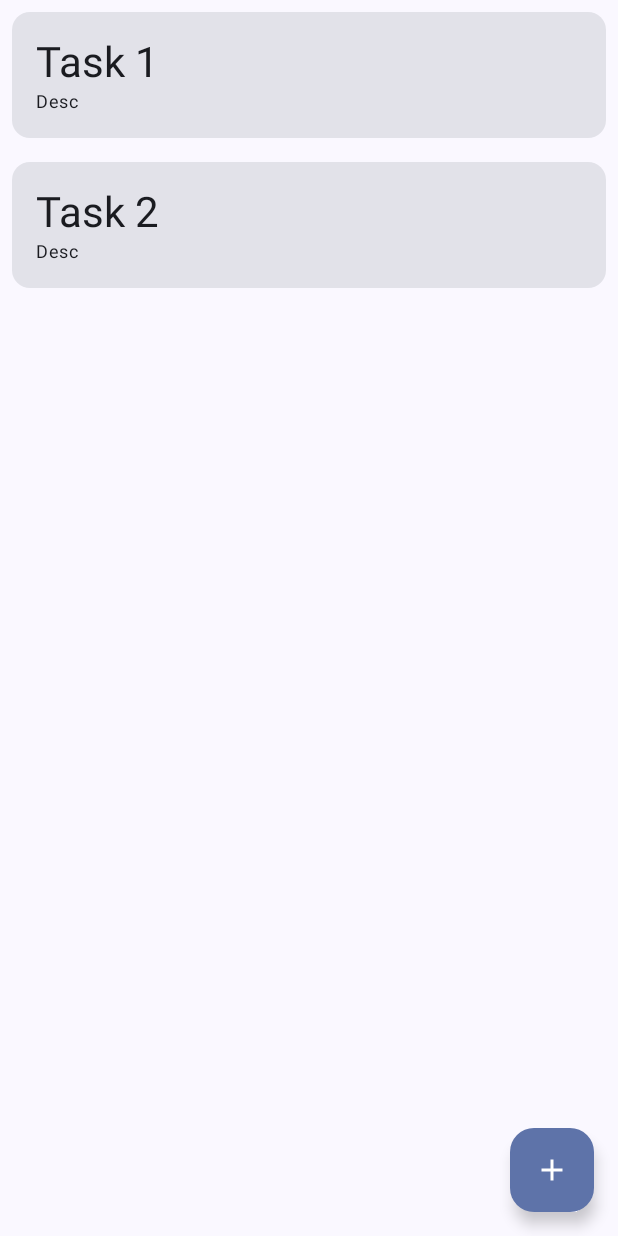
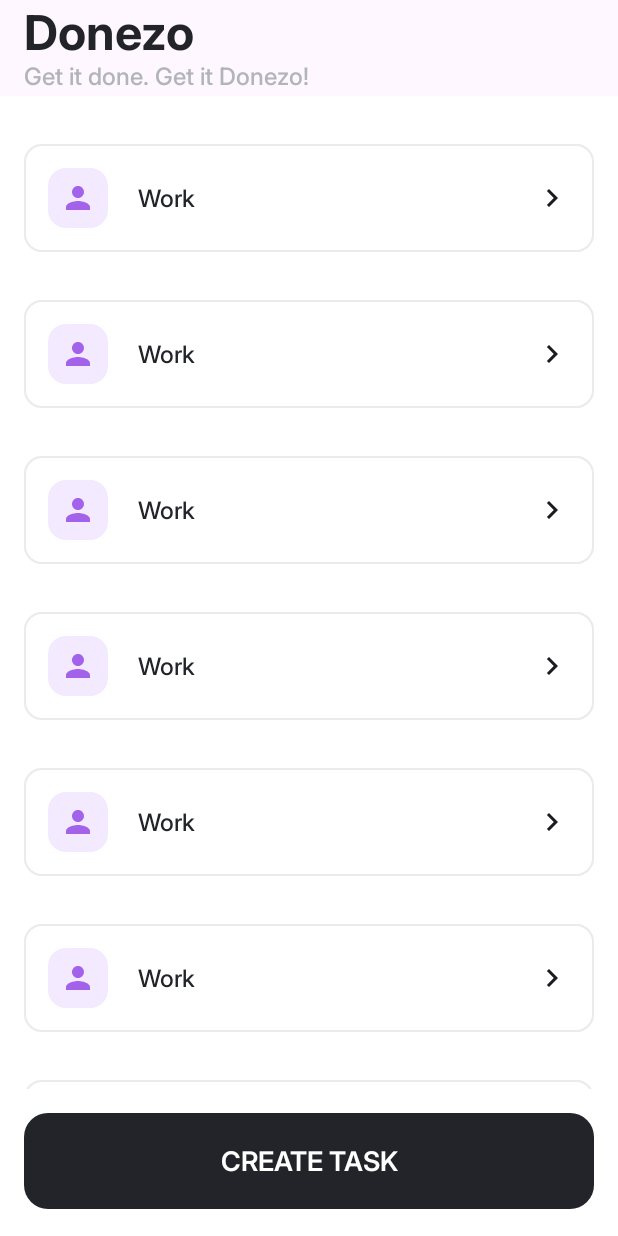
Before and after one commit to manthanpithadia/Donezo, an Android app built with Jetpack Compose: the screen it shows after launch (MainActivity), on a phone screen of 412 x 824 dp. Run offline under Robolectric (Android 15) with nearby library versions, the phone set to English and light mode, and no system bars.

Commit message:
build(ui): updated HomeScreen, Home Screen Components are added; No functional changes

```diff
--- a/app/src/main/AndroidManifest.xml
+++ b/app/src/main/AndroidManifest.xml
@@ -13,7 +13,7 @@
         android:theme="@style/Theme.Donezo"
         tools:targetApi="31">
         <activity
-            android:name=".MainActivity"
+            android:name=".ui.MainActivity"
             android:exported="true"
             android:label="@string/app_name"
             android:theme="@style/Theme.Donezo">
--- a/app/src/main/java/com/example/donezo/MainActivity.kt
+++ /dev/null
@@ -1,90 +0,0 @@
-package com.example.donezo
-
-import android.annotation.SuppressLint
-import android.os.Bundle
-import android.util.Log
-import androidx.activity.ComponentActivity
-import androidx.activity.compose.setContent
-import androidx.activity.enableEdgeToEdge
-import androidx.compose.foundation.layout.Column
-import androidx.compose.foundation.layout.fillMaxSize
-import androidx.compose.foundation.layout.fillMaxWidth
-import androidx.compose.foundation.layout.padding
-import androidx.compose.foundation.lazy.LazyColumn
-import androidx.compose.material.icons.Icons
-import androidx.compose.material.icons.filled.Add
-import androidx.compose.material3.Card
-import androidx.compose.material3.FloatingActionButton
-import androidx.compose.material3.Icon
-import androidx.compose.material3.MaterialTheme
-import androidx.compose.material3.Scaffold
-import androidx.compose.material3.Text
-import androidx.compose.runtime.Composable
-import androidx.compose.ui.Modifier
-import androidx.compose.ui.tooling.preview.Preview
-import androidx.compose.ui.unit.dp
-import com.example.donezo.ui.theme.DonezoTheme
-
-class MainActivity : ComponentActivity() {
-    override fun onCreate(savedInstanceState: Bundle?) {
-        super.onCreate(savedInstanceState)
-        enableEdgeToEdge()
-        setContent {
-            DonezoTheme {
-                TaskListScreen() {
-                    Log.d("TAG","Btn clicked")
-                }
-            }
-        }
-    }
-}
-
-@SuppressLint("UnusedMaterial3ScaffoldPaddingParameter")
-@Composable
-fun TaskListScreen(onAddTaskClick: ()-> Unit){
-    Scaffold(
-        floatingActionButton = {
-            FloatingActionButton(onClick = { onAddTaskClick() }) {
-                Icon(imageVector = Icons.Default.Add, contentDescription = "Add Task")
-            }
-        }
-    ) {
-        LazyColumn {
-          item {
-              TaskItem(Task(1,"Task 1","Desc",true))
-              TaskItem(Task(1,"Task 2","Desc",true))
-          }
-        }
-    }
-}
-
-@Composable
-fun TaskItem(task: Task) {
-
-    Card(
-        modifier = Modifier
-            .fillMaxWidth()
-            .padding(8.dp)
-    ) {
-        Column(modifier = Modifier.padding(16.dp)) {
-            Text(text = task.title, style = MaterialTheme.typography.headlineMedium)
-            Text(text = task.description, style = MaterialTheme.typography.bodySmall)
-        }
-    }
-}
-
-
-@Preview(showBackground = true, showSystemUi = true)
-@Composable
-fun GreetingPreview() {
-    DonezoTheme {
-
-    }
-}
-
-data class Task(
-    val id: Int,
-    val title: String,
-    val description: String,
-    val isCompleted: Boolean
-)
--- /dev/null
+++ b/app/src/main/java/com/example/donezo/ui/MainActivity.kt
@@ -0,0 +1,116 @@
+package com.example.donezo.ui
+
+import android.annotation.SuppressLint
+import android.os.Bundle
+import androidx.activity.ComponentActivity
+import androidx.activity.compose.setContent
+import androidx.activity.enableEdgeToEdge
+import androidx.compose.foundation.background
+import androidx.compose.foundation.layout.Box
+import androidx.compose.foundation.layout.Column
+import androidx.compose.foundation.layout.fillMaxWidth
+import androidx.compose.foundation.layout.height
+import androidx.compose.foundation.layout.padding
+import androidx.compose.foundation.lazy.LazyColumn
+import androidx.compose.foundation.shape.RoundedCornerShape
+import androidx.compose.material3.Button
+import androidx.compose.material3.ButtonDefaults
+import androidx.compose.material3.ExperimentalMaterial3Api
+import androidx.compose.material3.Scaffold
+import androidx.compose.material3.Text
+import androidx.compose.material3.TopAppBar
+import androidx.compose.runtime.Composable
+import androidx.compose.ui.Alignment
+import androidx.compose.ui.Modifier
+import androidx.compose.ui.graphics.Color
+import androidx.compose.ui.res.stringResource
+import androidx.compose.ui.text.font.FontWeight
+import androidx.compose.ui.tooling.preview.Preview
+import androidx.compose.ui.unit.dp
+import androidx.compose.ui.unit.sp
+import com.example.donezo.R
+import com.example.donezo.ui.components.cardView
+import com.example.donezo.ui.theme.Black
+import com.example.donezo.ui.theme.DonezoTheme
+import com.example.donezo.ui.theme.Grey
+import com.example.donezo.ui.theme.InterFontFamily
+import com.example.donezo.ui.theme.Typography
+
+class MainActivity : ComponentActivity() {
+    override fun onCreate(savedInstanceState: Bundle?) {
+        super.onCreate(savedInstanceState)
+        enableEdgeToEdge()
+        setContent {
+            DonezoTheme {
+                Title()
+            }
+        }
+    }
+}
+
+
+@SuppressLint("UnusedMaterial3ScaffoldPaddingParameter")
+@OptIn(ExperimentalMaterial3Api::class)
+@Composable
+fun Title() {
+    Scaffold(modifier = Modifier.background(Color.White), topBar = {
+        TopAppBar(title = { TopBar() })
+    }, bottomBar = {
+        Box(
+            contentAlignment = Alignment.Center,
+            modifier = Modifier
+                .fillMaxWidth()
+                .padding(start = 16.dp, end = 16.dp, bottom = 18.dp)
+        ) {
+            Button(
+                onClick = { /*TODO*/ }, shape = RoundedCornerShape(16.dp),
+                colors = ButtonDefaults.buttonColors(containerColor = Black),
+                modifier = Modifier
+                    .fillMaxWidth()
+                    .height(64.dp)
+            ) {
+                Text(
+                    text = "CREATE TASK",
+                    fontWeight = FontWeight.SemiBold,
+                    fontFamily = InterFontFamily,
+                    fontSize = 18.sp,
+                    color = Color.White
+                )
+            }
+        }
+    }, content = { innerPadding ->
+        //TODO: Create a LazyColumn here
+        LazyColumn(modifier = Modifier
+            .padding(innerPadding)
+            .padding(horizontal = 16.dp, vertical = 16.dp))
+        {
+            items(10){
+                cardView()
+            }
+        }
+    })
+}
+
+@Composable
+fun TopBar() {
+    Column() {
+        Text(
+            text = stringResource(id = R.string.app_name),
+            style = Typography.headlineLarge,
+            color = Black
+        )
+        Text(
+            text = stringResource(id = R.string.tag_line),
+            style = Typography.titleMedium,
+            color = Grey
+        )
+    }
+}
+
+@Preview(showBackground = true, showSystemUi = true)
+@Composable
+fun GreetingPreview() {
+    DonezoTheme {
+        Title()
+    }
+}
--- /dev/null
+++ b/app/src/main/java/com/example/donezo/ui/components/card_view.kt
@@ -0,0 +1,79 @@
+package com.example.donezo.ui.components
+
+import androidx.compose.foundation.BorderStroke
+import androidx.compose.foundation.Image
+import androidx.compose.foundation.background
+import androidx.compose.foundation.border
+import androidx.compose.foundation.layout.Arrangement
+import androidx.compose.foundation.layout.Row
+import androidx.compose.foundation.layout.Spacer
+import androidx.compose.foundation.layout.fillMaxWidth
+import androidx.compose.foundation.layout.padding
+import androidx.compose.foundation.layout.width
+import androidx.compose.foundation.shape.RoundedCornerShape
+import androidx.compose.material.icons.Icons
+import androidx.compose.material.icons.filled.KeyboardArrowRight
+import androidx.compose.material.icons.filled.Person
+import androidx.compose.material3.ButtonDefaults
+import androidx.compose.material3.Card
+import androidx.compose.material3.Icon
+import androidx.compose.material3.MaterialTheme
+import androidx.compose.material3.Shapes
+import androidx.compose.material3.Surface
+import androidx.compose.material3.Text
+import androidx.compose.runtime.Composable
+import androidx.compose.ui.Alignment
+import androidx.compose.ui.Modifier
+import androidx.compose.ui.graphics.Color
+import androidx.compose.ui.res.colorResource
+import androidx.compose.ui.tooling.preview.Preview
+import androidx.compose.ui.unit.dp
+import com.example.donezo.ui.theme.Grey
+import com.example.donezo.ui.theme.Light_Blue
+import com.example.donezo.ui.theme.Light_Grey
+import com.example.donezo.ui.theme.Light_Purple
+import com.example.donezo.ui.theme.Purple
+import com.example.donezo.ui.theme.Typography
+
+
+@Composable
+fun cardView() {
+    Card(
+        onClick = { /*TODO*/ },
+        modifier = Modifier
+            .fillMaxWidth()
+            .padding(vertical = 16.dp), // Add padding around the Card
+        shape = Shapes().medium,
+        border = BorderStroke(1.dp, Light_Grey)// Rounded corners // Optional: Adds shadow/elevation
+    ) {
+        Row(
+            modifier = Modifier
+                .background(Color.White)
+                .fillMaxWidth()
+                .padding(16.dp), // Add padding inside the Card
+            horizontalArrangement = Arrangement.SpaceBetween,
+            verticalAlignment = Alignment.CenterVertically // Align items vertically center
+        ) {
+            Row(
+                verticalAlignment = Alignment.CenterVertically
+            ) {
+                Surface(shape = Shapes().medium, color = Light_Purple) {
+                    Icon(
+                        modifier = Modifier.padding(8.dp), imageVector = Icons.Default.Person,
+                        tint = Purple,
+                        contentDescription = null
+                    )
+                }
+                Spacer(modifier = Modifier.padding(10.dp))
+                Text(text = "Work", style = Typography.titleMedium)
+            }
+            Icon(imageVector = Icons.Default.KeyboardArrowRight, contentDescription = null)
+        }
+    }
+}
+
+@Preview
+@Composable
+fun card_preview() {
+    cardView()
+}
--- a/app/src/main/java/com/example/donezo/ui/theme/Color.kt
+++ b/app/src/main/java/com/example/donezo/ui/theme/Color.kt
@@ -9,3 +9,20 @@ val Pink80 = Color(0xFFEFB8C8)
 val Purple40 = Color(0xFF6650a4)
 val PurpleGrey40 = Color(0xFF625b71)
 val Pink40 = Color(0xFF7D5260)
+
+// Color pallet - Dark Colors
+
+val Black = Color(0xFF232429)
+val Yellow = Color(0xFFF5A920)
+val Red = Color(0xFFF55C33)
+val Purple = Color(0xFFA262EA)
+val Blue = Color(0xFF44C8DD)
+
+// Color pallet - Dark Colors
+
+val Grey = Color(0xFFB1B4B8)
+val Light_Grey =  Color(0xFFEBEBEB)
+val Light_Yellow = Color(0xFFFFD78B)
+val Light_Red = Color(0xFFFFAC96)
+val Light_Purple = Color(0xFFF3EAFF)
+val Light_Blue = Color(0xFF9AE8FF)
--- a/app/src/main/java/com/example/donezo/ui/theme/Theme.kt
+++ b/app/src/main/java/com/example/donezo/ui/theme/Theme.kt
@@ -9,19 +9,21 @@ import androidx.compose.material3.dynamicDarkColorScheme
 import androidx.compose.material3.dynamicLightColorScheme
 import androidx.compose.material3.lightColorScheme
 import androidx.compose.runtime.Composable
+import androidx.compose.ui.graphics.Color
 import androidx.compose.ui.platform.LocalContext
 
 private val DarkColorScheme = darkColorScheme(
-    primary = Purple80,
-    secondary = PurpleGrey80,
-    tertiary = Pink80
+    primary = Black,
+    secondary = Blue,
+    background = Color.White,
+    onBackground = Color.White
 )
 
 private val LightColorScheme = lightColorScheme(
-    primary = Purple40,
-    secondary = PurpleGrey40,
-    tertiary = Pink40
-
+    primary = Black,
+    secondary = Blue,
+    background = Color.White,
+    onBackground = Color.White
     /* Other default colors to override
     background = Color(0xFFFFFBFE),
     surface = Color(0xFFFFFBFE),
@@ -40,18 +42,9 @@ fun DonezoTheme(
     dynamicColor: Boolean = true,
     content: @Composable () -> Unit
 ) {
-    val colorScheme = when {
-        dynamicColor && Build.VERSION.SDK_INT >= Build.VERSION_CODES.S -> {
-            val context = LocalContext.current
-            if (darkTheme) dynamicDarkColorScheme(context) else dynamicLightColorScheme(context)
-        }
-
-        darkTheme -> DarkColorScheme
-        else -> LightColorScheme
-    }
 
     MaterialTheme(
-        colorScheme = colorScheme,
+        colorScheme = LightColorScheme,
         typography = Typography,
         content = content
     )
--- a/app/src/main/java/com/example/donezo/ui/theme/Type.kt
+++ b/app/src/main/java/com/example/donezo/ui/theme/Type.kt
@@ -2,33 +2,105 @@ package com.example.donezo.ui.theme
 
 import androidx.compose.material3.Typography
 import androidx.compose.ui.text.TextStyle
+import androidx.compose.ui.text.font.Font
 import androidx.compose.ui.text.font.FontFamily
+import androidx.compose.ui.text.font.FontStyle
 import androidx.compose.ui.text.font.FontWeight
 import androidx.compose.ui.unit.sp
+import com.example.donezo.R
 
 // Set of Material typography styles to start with
+
+val InterFontFamily = FontFamily(
+    Font(R.font.inter_black, FontWeight.Black),
+    Font(R.font.inter_regular, FontWeight.Normal),
+    Font(R.font.inter_bold, FontWeight.Bold),
+    Font(R.font.inter_extra_bold, FontWeight.ExtraBold),
+    Font(R.font.inter_semibold, FontWeight.SemiBold),
+    Font(R.font.inter_light, FontWeight.Light),
+    Font(R.font.inter_medium, FontWeight.Medium)
+)
+
+
+// Define the updated typography with new parameters
 val Typography = Typography(
+    displayLarge = TextStyle(
+        fontFamily = InterFontFamily,
+        fontWeight = FontWeight.Black,
+        fontSize = 57.sp,
+        color = Black
+    ),
+    displayMedium = TextStyle(
+        fontFamily = InterFontFamily,
+        fontWeight = FontWeight.Bold,
+        fontSize = 45.sp,
+        color = Black
+    ),
+    displaySmall = TextStyle(
+        fontFamily = InterFontFamily,
+        fontWeight = FontWeight.Medium,
+        fontSize = 36.sp,
+        color = Black
+    ),
+    headlineLarge = TextStyle(
+        fontFamily = InterFontFamily,
+        fontWeight = FontWeight.Bold,
+        fontSize = 32.sp,
+        color = Black
+    ),
+    headlineMedium = TextStyle(
+        fontFamily = InterFontFamily,
+        fontWeight = FontWeight.SemiBold,
+        fontSize = 28.sp, color = Black
+    ),
+    headlineSmall = TextStyle(
+        fontFamily = InterFontFamily,
+        fontWeight = FontWeight.Medium,
+        fontSize = 24.sp, color = Black
+    ),
+    titleLarge = TextStyle(
+        fontFamily = InterFontFamily,
+        fontWeight = FontWeight.ExtraBold,
+        fontSize = 22.sp, color = Black
+    ),
+    titleMedium = TextStyle(
+        fontFamily = InterFontFamily,
+        fontWeight = FontWeight.Medium,
+        fontSize = 16.sp, color = Black
+    ),
+    titleSmall = TextStyle(
+        fontFamily = InterFontFamily,
+        fontWeight = FontWeight.Medium,
+        fontSize = 14.sp, color = Black
+    ),
     bodyLarge = TextStyle(
-        fontFamily = FontFamily.Default,
+        fontFamily = InterFontFamily,
         fontWeight = FontWeight.Normal,
-        fontSize = 16.sp,
-        lineHeight = 24.sp,
-        letterSpacing = 0.5.sp
-    )
-    /* Other default text styles to override
-    titleLarge = TextStyle(
-        fontFamily = FontFamily.Default,
-        fontWeight = FontWeight.Normal,
-        fontSize = 22.sp,
-        lineHeight = 28.sp,
-        letterSpacing = 0.sp
+        fontSize = 16.sp, color = Black
+    ),
+    bodyMedium = TextStyle(
+        fontFamily = InterFontFamily,
+        fontWeight = FontWeight.Light,
+        fontSize = 14.sp, color = Black
+    ),
+    bodySmall = TextStyle(
+        fontFamily = InterFontFamily,
+        fontWeight = FontWeight.Light,
+        fontSize = 12.sp, color = Black
+    ),
+    labelLarge = TextStyle(
+        fontFamily = InterFontFamily,
+        fontWeight = FontWeight.SemiBold,
+        fontSize = 14.sp, color = Black
+    ),
+    labelMedium = TextStyle(
+        fontFamily = InterFontFamily,
+        fontWeight = FontWeight.Medium,
+        fontSize = 12.sp, color = Black
     ),
     labelSmall = TextStyle(
-        fontFamily = FontFamily.Default,
+        fontFamily = InterFontFamily,
         fontWeight = FontWeight.Medium,
-        fontSize = 11.sp,
-        lineHeight = 16.sp,
-        letterSpacing = 0.5.sp
+        fontSize = 11.sp, color = Black
     )
-    */
 )
--- a/app/src/main/res/values/strings.xml
+++ b/app/src/main/res/values/strings.xml
@@ -1,3 +1,4 @@
 <resources>
     <string name="app_name">Donezo</string>
+    <string name="tag_line">Get it done. Get it Donezo!</string>
 </resources>
```
Also changed, not shown: app/src/main/res/font/inter_black.ttf (added), app/src/main/res/font/inter_bold.ttf (added), app/src/main/res/font/inter_extra_bold.ttf (added), app/src/main/res/font/inter_light.ttf (added), app/src/main/res/font/inter_medium.ttf (added), app/src/main/res/font/inter_regular.ttf (added), app/src/main/res/font/inter_semibold.ttf (added).
